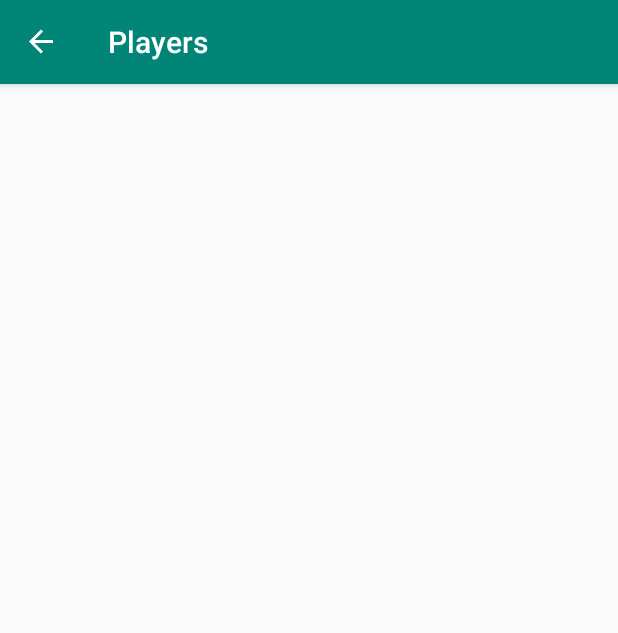
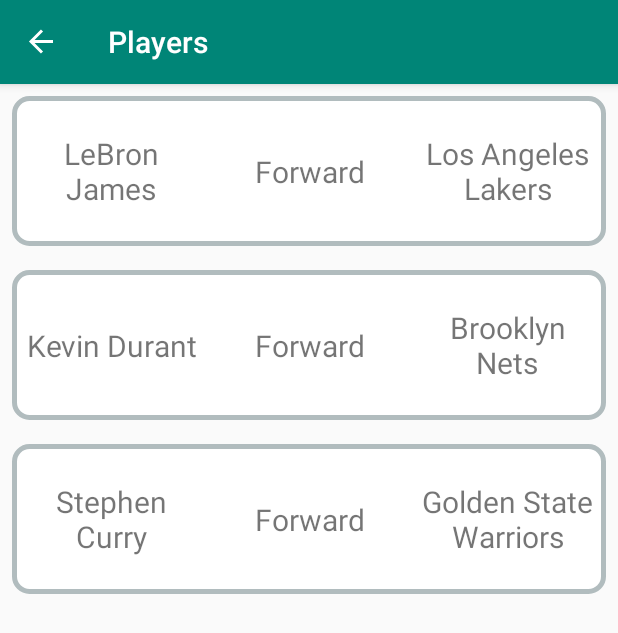
Before and after one commit to MisterWeeMan/StatsDontLie, an Android app: the PlayersFragment screen opened through its navigation route, on a phone screen of 412 x 824 dp. Shown: the top 633 px of the screen. Run offline under Robolectric (Android 15) with nearby library versions, the phone set to English and light mode, and no system bars; our stand-ins replace Timber, data binding, navigation-ui.

Commit message:
First completed version players recyclerview

```diff
--- a/app/src/main/java/com/example/statsdontlie/dummies/DummyPlayers.kt
+++ b/app/src/main/java/com/example/statsdontlie/dummies/DummyPlayers.kt
@@ -44,7 +44,7 @@ val dummyDurant = Player(
 val dummyCurry = Player(
     id = 115,
     firstName = "Stephen",
-    lastName = "James",
+    lastName = "Curry",
     position = "F",
     heightFeet = 6,
     heightInches = 3,
--- a/app/src/main/java/com/example/statsdontlie/screens/lists/PlayerAdapter.kt
+++ b/app/src/main/java/com/example/statsdontlie/screens/lists/PlayerAdapter.kt
@@ -1,26 +1,38 @@
 package com.example.statsdontlie.screens.lists
 
+import android.view.LayoutInflater
 import android.view.ViewGroup
+import android.widget.LinearLayout
 import android.widget.TextView
+import androidx.constraintlayout.widget.ConstraintLayout
+import androidx.core.view.get
 import androidx.recyclerview.widget.RecyclerView
+import com.example.statsdontlie.R
 import com.example.statsdontlie.dummies.*
 
-class PlayerAdapter: RecyclerView.Adapter<PlayerAdapter.MyViewHolder>() {
+class PlayerAdapter: RecyclerView.Adapter<PlayerViewHolder>() {
 
-    val listPlayer = listOf(dummyLebron, dummyDurant, dummyCurry)
-
-    class MyViewHolder(val textView: TextView) : RecyclerView.ViewHolder(textView)
+    private val listPlayer = listOf(dummyLebron, dummyDurant, dummyCurry)
 
     override fun getItemCount(): Int {
         return listPlayer.size
     }
 
-    override fun onCreateViewHolder(parent: ViewGroup, viewType: Int): MyViewHolder {
-        TODO("not implemented") //To change body of created functions use File | Settings | File Templates.
+    override fun onCreateViewHolder(parent: ViewGroup, viewType: Int): PlayerViewHolder {
+        val layoutInflater = LayoutInflater.from(parent.context)
+        val view = layoutInflater.inflate(R.layout.player_item_layout, parent, false) as ConstraintLayout
+        return PlayerViewHolder(view)
     }
 
-    override fun onBindViewHolder(holder: MyViewHolder, position: Int) {
+    override fun onBindViewHolder(holder: PlayerViewHolder, position: Int) {
         val data = listPlayer[position]
-        holder.textView.text = "${data.firstName} ${data.lastName}"
+        (holder.constraintLayout[0] as TextView).text = "${data.firstName} ${data.lastName}"
+        (holder.constraintLayout[1] as TextView).text = when (data.position) {
+            "G" -> "Guard"
+            "F" -> "Forward"
+            "C" -> "Center"
+            else -> "Not specified"
+        }
+        (holder.constraintLayout[2] as TextView).text = "${data.team.fullName}"
     }
 }
--- /dev/null
+++ b/app/src/main/java/com/example/statsdontlie/screens/lists/PlayerViewHolder.kt
@@ -0,0 +1,6 @@
+package com.example.statsdontlie.screens.lists
+
+import androidx.constraintlayout.widget.ConstraintLayout
+import androidx.recyclerview.widget.RecyclerView
+
+class PlayerViewHolder(val constraintLayout: ConstraintLayout) : RecyclerView.ViewHolder(constraintLayout)
--- a/app/src/main/java/com/example/statsdontlie/screens/lists/PlayersFragment.kt
+++ b/app/src/main/java/com/example/statsdontlie/screens/lists/PlayersFragment.kt
@@ -27,6 +27,9 @@ class PlayersFragment : Fragment() {
         binding = DataBindingUtil.inflate(inflater, R.layout.fragment_players, container, false)
         viewModel = ViewModelProviders.of(this).get(PlayersViewModel::class.java)
 
+        val adapter = PlayerAdapter()
+        binding.playersList.adapter = adapter
+
         binding.apply {
             // FIXME
 //            lebronDummyText.setOnClickListener(
--- /dev/null
+++ b/app/src/main/res/drawable/layout_border.xml
@@ -0,0 +1,13 @@
+<?xml version="1.0" encoding="UTF-8"?>
+<shape xmlns:android="http://schemas.android.com/apk/res/android">
+    <solid android:color="#FFFFFF" />
+    <stroke
+        android:width="3dip"
+        android:color="#B1BCBE" />
+    <corners android:radius="10dip" />
+    <padding
+        android:bottom="0dip"
+        android:left="0dip"
+        android:right="0dip"
+        android:top="0dip" />
+</shape>
--- /dev/null
+++ b/app/src/main/res/layout/player_item_layout.xml
@@ -0,0 +1,60 @@
+<?xml version="1.0" encoding="utf-8"?>
+<androidx.constraintlayout.widget.ConstraintLayout xmlns:android="http://schemas.android.com/apk/res/android"
+    xmlns:tools="http://schemas.android.com/tools"
+    xmlns:app="http://schemas.android.com/apk/res-auto"
+
+    android:id="@+id/player_item"
+    android:layout_width="match_parent"
+    android:layout_height="@dimen/player_list_item_height"
+    android:layout_margin="@dimen/small_margin"
+    android:background="@drawable/layout_border">
+
+    <TextView
+        android:id="@+id/player_item_name"
+        android:layout_width="0dp"
+        android:layout_height="wrap_content"
+        android:textSize="@dimen/medium_text"
+        android:textAlignment="center"
+        android:layout_marginStart="@dimen/small_margin"
+        android:layout_marginEnd="@dimen/small_margin"
+
+        app:layout_constraintTop_toTopOf="parent"
+        app:layout_constraintBottom_toBottomOf="parent"
+        app:layout_constraintStart_toStartOf="parent"
+        app:layout_constraintEnd_toStartOf="@id/player_item_position"
+
+        tools:text="@string/lebron_james"/>
+
+    <TextView
+        android:id="@+id/player_item_position"
+        android:layout_width="0dp"
+        android:layout_height="wrap_content"
+        android:textSize="@dimen/medium_text"
+        android:textAlignment="center"
+        android:layout_marginStart="@dimen/small_margin"
+        android:layout_marginEnd="@dimen/small_margin"
+
+        app:layout_constraintTop_toTopOf="parent"
+        app:layout_constraintBottom_toBottomOf="parent"
+        app:layout_constraintStart_toEndOf="@id/player_item_name"
+        app:layout_constraintEnd_toStartOf="@id/player_item_team"
+
+        tools:text="@string/forward"/>
+
+    <TextView
+        android:id="@+id/player_item_team"
+        android:layout_width="0dp"
+        android:layout_height="wrap_content"
+        android:textSize="@dimen/medium_text"
+        android:textAlignment="center"
+        android:layout_marginStart="@dimen/small_margin"
+        android:layout_marginEnd="@dimen/small_margin"
+
+        app:layout_constraintTop_toTopOf="parent"
+        app:layout_constraintBottom_toBottomOf="parent"
+        app:layout_constraintStart_toEndOf="@id/player_item_position"
+        app:layout_constraintEnd_toEndOf="parent"
+
+        tools:text="@string/lakers"/>
+
+</androidx.constraintlayout.widget.ConstraintLayout>
--- /dev/null
+++ b/app/src/main/res/layout/player_name_text.xml
@@ -0,0 +1,8 @@
+<?xml version="1.0" encoding="utf-8"?>
+<TextView xmlns:android="http://schemas.android.com/apk/res/android"
+    android:id="@+id/player_name"
+    android:layout_width="match_parent"
+    android:layout_height="wrap_content"
+    android:textSize="@dimen/large_text">
+
+</TextView>
--- a/app/src/main/res/values/dimens.xml
+++ b/app/src/main/res/values/dimens.xml
@@ -1,9 +1,14 @@
 <?xml version="1.0" encoding="utf-8"?>
 <resources>
     <dimen name="main_title">30sp</dimen>
+
     <dimen name="small_padding">8dp</dimen>
     <dimen name="medium_padding">16dp</dimen>
+
+    <dimen name="small_margin">8dp</dimen>
     <dimen name="layout_margin">16dp</dimen>
+
     <dimen name="medium_text">20sp</dimen>
     <dimen name="large_text">30sp</dimen>
+    <dimen name="player_list_item_height">100dp</dimen>
 </resources>
--- a/app/src/main/res/values/strings.xml
+++ b/app/src/main/res/values/strings.xml
@@ -11,9 +11,6 @@
     <string name="who_are_you">Who are you?</string>
     <string name="edit_name_text">Enter your name or nickname</string>
     <string name="done">Done</string>
-    <string name="lebron_james">Lebron James</string>
-    <string name="anthony_davis">Anthony Davis</string>
-    <string name="kevin_durant">Kevin Durant</string>
     <string name="about_text">
         Lorem ipsum dolor sit amet, consectetur adipiscing elit, sed do eiusmod tempor incididunt
         ut labore et dolore magna aliqua. Ut enim ad minim veniam, quis nostrud exercitation ullamco
@@ -28,4 +25,17 @@
     <!-- TODO: Remove or change this placeholder text -->
     <string name="hello_blank_fragment">Hello blank fragment</string>
     <string name="player_detail">Player detail</string>
+
+    <string name="lebron_james">Lebron James</string>
+    <string name="anthony_davis">Anthony Davis</string>
+    <string name="kevin_durant">Kevin Durant</string>
+
+    <string name="forward">Forward</string>
+    <string name="guard">Guard</string>
+    <string name="center">Center</string>
+
+    <string name="lakers">Los Angeles Lakers</string>
+    <string name="warriors">Golden State Warriors</string>
+    <string name="nets">Brooklin Nets</string>
+
 </resources>
```
